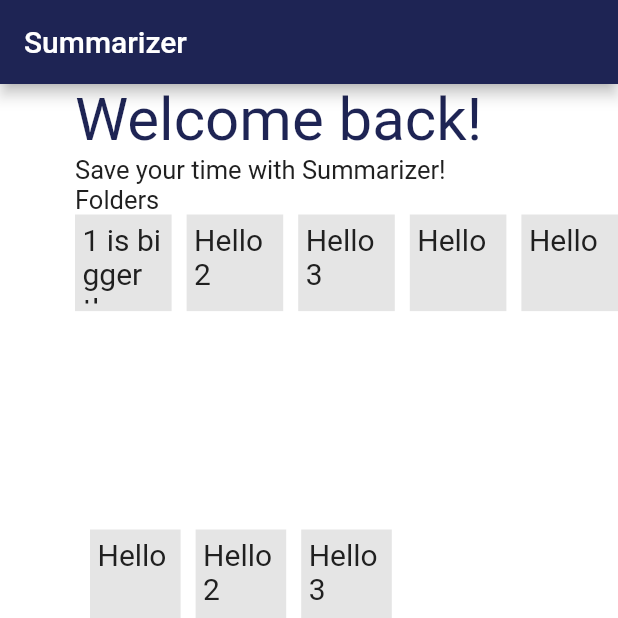
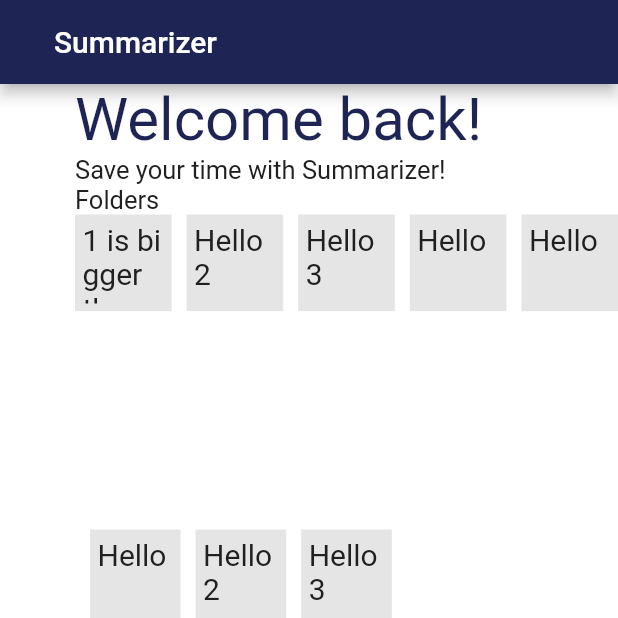
Before and after one commit to gdsc-fuv/summarizer, a Flutter app: the screen it shows after launch, on a phone screen of 412 x 824 dp, the top half of it. Run offline on Flutter 3.47's test engine with Material 2 defaults, Android fonts, the light colour scheme and no system bars.

Commit message:
add padding

```diff
--- a/lib/widgets/nav_bar.dart
+++ b/lib/widgets/nav_bar.dart
@@ -15,7 +15,10 @@ class Navbar extends StatelessWidget implements PreferredSizeWidget {
     return AppBar(
       backgroundColor: srPrimaryBlue,
       foregroundColor: Colors.white,
-      title: const Text("Summarizer"),
+      title: const Padding(
+        padding: EdgeInsets.only(left: 20),
+        child: Text("Summarizer"),
+      ),
     );
   }
 }
```
